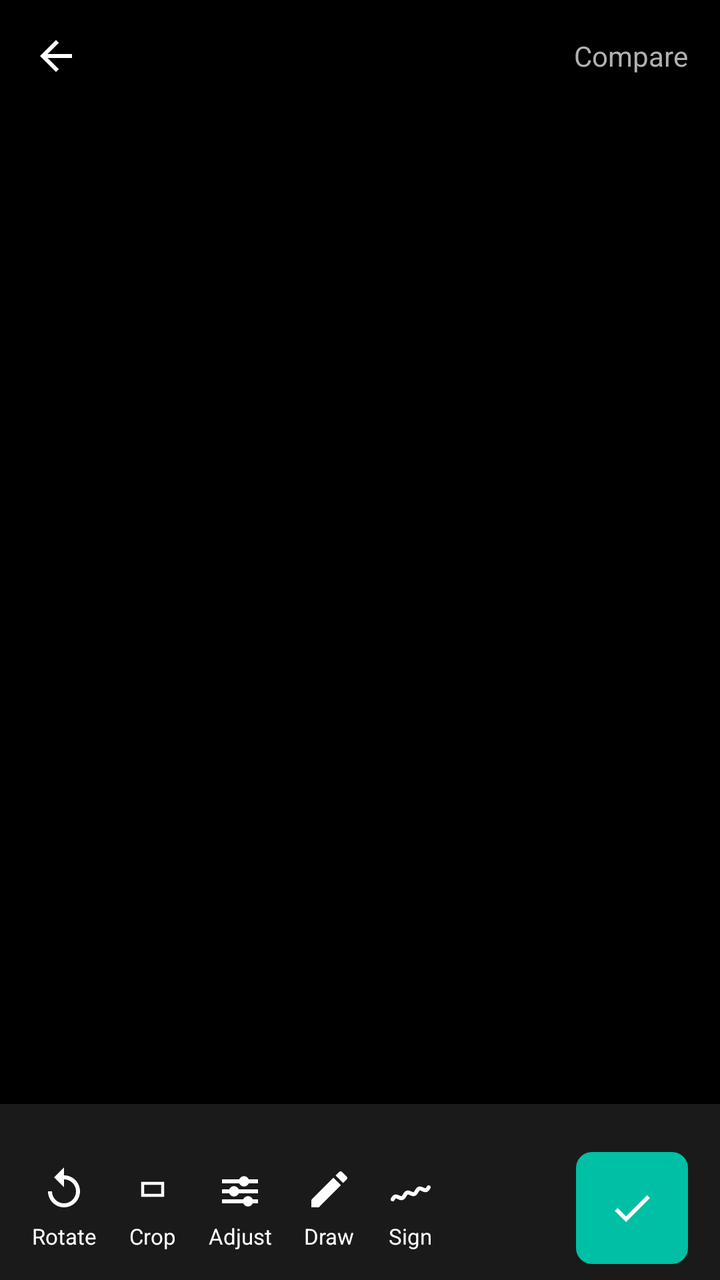
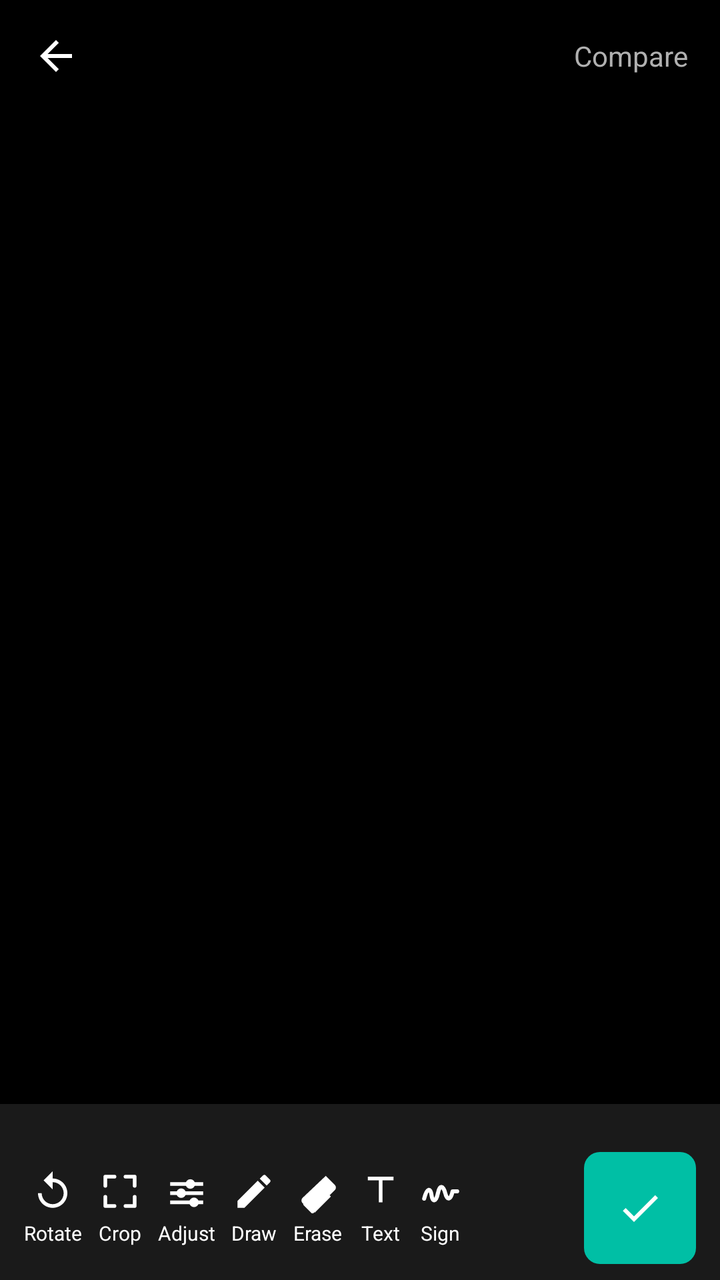

The first picture is an Android layout as it rendered before a commit; the second is the same layout after the commit. The layout source and the unified diff follow.
<!-- AndroidManifest.xml: application theme Theme.Hakunaa -->
<!-- res/layout/activity_enhance.xml -->
<?xml version="1.0" encoding="utf-8"?>
<LinearLayout xmlns:android="http://schemas.android.com/apk/res/android"
    android:layout_width="match_parent"
    android:layout_height="match_parent"
    android:background="#000000"
    android:orientation="vertical">

    
    <LinearLayout
        android:layout_width="match_parent"
        android:layout_height="56dp"
        android:gravity="center_vertical"
        android:orientation="horizontal"
        android:paddingStart="8dp"
        android:paddingEnd="16dp">

        <ImageButton
            android:id="@+id/btnBack"
            android:layout_width="40dp"
            android:layout_height="40dp"
            android:background="@android:color/transparent"
            android:contentDescription="Back"
            android:src="@drawable/ic_arrow_back"
            android:tint="#FFFFFF" />

        <EditText
            android:id="@+id/etDocName"
            android:layout_width="0dp"
            android:layout_height="wrap_content"
            android:layout_marginStart="8dp"
            android:layout_weight="1"
            android:background="@android:color/transparent"
            android:textColor="#FFFFFF"
            android:textSize="18sp" />

        
        <TextView
            android:id="@+id/tvPageIndicator"
            android:layout_width="wrap_content"
            android:layout_height="wrap_content"
            android:layout_marginEnd="12dp"
            android:text=""
            android:textColor="#FFFFFF"
            android:textSize="14sp"
            android:visibility="gone" />

        <TextView
            android:layout_width="wrap_content"
            android:layout_height="wrap_content"
            android:text="Compare"
            android:textColor="#B0B0B0"
            android:textSize="14sp" />
    </LinearLayout>

    
    <FrameLayout
        android:id="@+id/pageFrame"
        android:layout_width="match_parent"
        android:layout_height="0dp"
        android:layout_weight="1"
        android:layout_marginTop="32dp">

        <ImageView
            android:id="@+id/ivPage"
            android:layout_width="match_parent"
            android:layout_height="match_parent"
            android:scaleType="fitCenter" />

        
        <com.hakunaa.app.scanner.DrawView
            android:id="@+id/drawView"
            android:layout_width="match_parent"
            android:layout_height="match_parent"
            android:visibility="gone" />

        
        <ImageView
            android:id="@+id/ivSignature"
            android:layout_width="wrap_content"
            android:layout_height="wrap_content"
            android:visibility="gone" />
    </FrameLayout>

    
    <HorizontalScrollView
        android:layout_width="match_parent"
        android:layout_height="wrap_content"
        android:background="#1A1A1A"
        android:paddingTop="8dp"
        android:paddingBottom="8dp">

        <LinearLayout
            android:id="@+id/filterRow"
            android:layout_width="wrap_content"
            android:layout_height="wrap_content"
            android:orientation="horizontal"
            android:paddingStart="8dp"
            android:paddingEnd="8dp" />
    </HorizontalScrollView>

    
    <LinearLayout
        android:id="@+id/adjustPanel"
        android:layout_width="match_parent"
        android:layout_height="wrap_content"
        android:background="#1A1A1A"
        android:orientation="vertical"
        android:paddingStart="16dp"
        android:paddingEnd="16dp"
        android:paddingTop="4dp"
        android:paddingBottom="8dp"
        android:visibility="gone">

        <LinearLayout
            android:layout_width="match_parent"
            android:layout_height="wrap_content"
            android:gravity="center_vertical"
            android:orientation="horizontal">

            <TextView
                android:layout_width="wrap_content"
                android:layout_height="wrap_content"
                android:text="Adjust"
                android:textColor="#FFFFFF"
                android:textSize="14sp"
                android:textStyle="bold" />

            <View
                android:layout_width="0dp"
                android:layout_height="0dp"
                android:layout_weight="1" />

            <TextView
                android:id="@+id/btnAdjustReset"
                android:layout_width="wrap_content"
                android:layout_height="wrap_content"
                android:padding="8dp"
                android:text="Reset"
                android:textColor="#00BFA5"
                android:textSize="14sp" />

            <TextView
                android:id="@+id/btnAdjustClose"
                android:layout_width="wrap_content"
                android:layout_height="wrap_content"
                android:padding="8dp"
                android:text="✕"
                android:textColor="#B0B0B0"
                android:textSize="14sp" />
        </LinearLayout>

        <LinearLayout
            android:layout_width="match_parent"
            android:layout_height="wrap_content"
            android:gravity="center_vertical"
            android:orientation="horizontal">

            <TextView
                android:layout_width="90dp"
                android:layout_height="wrap_content"
                android:text="Brightness"
                android:textColor="#B0B0B0"
                android:textSize="13sp" />

            <SeekBar
                android:id="@+id/seekBrightness"
                android:layout_width="0dp"
                android:layout_height="wrap_content"
                android:layout_weight="1"
                android:max="200"
                android:progress="100"
                android:progressTint="#00BFA5"
                android:thumbTint="#00BFA5" />

            <TextView
                android:id="@+id/tvBrightnessValue"
                android:layout_width="40dp"
                android:layout_height="wrap_content"
                android:gravity="end"
                android:text="0"
                android:textColor="#FFFFFF"
                android:textSize="13sp" />
        </LinearLayout>

        <LinearLayout
            android:layout_width="match_parent"
            android:layout_height="wrap_content"
            android:gravity="center_vertical"
            android:orientation="horizontal">

            <TextView
                android:layout_width="90dp"
                android:layout_height="wrap_content"
                android:text="Contrast"
                android:textColor="#B0B0B0"
                android:textSize="13sp" />

            <SeekBar
                android:id="@+id/seekContrast"
                android:layout_width="0dp"
                android:layout_height="wrap_content"
                android:layout_weight="1"
                android:max="150"
                android:progress="50"
                android:progressTint="#00BFA5"
                android:thumbTint="#00BFA5" />

            <TextView
                android:id="@+id/tvContrastValue"
                android:layout_width="40dp"
                android:layout_height="wrap_content"
                android:gravity="end"
                android:text="1.00"
                android:textColor="#FFFFFF"
                android:textSize="13sp" />
        </LinearLayout>

        <LinearLayout
            android:layout_width="match_parent"
            android:layout_height="wrap_content"
            android:gravity="center_vertical"
            android:orientation="horizontal">

            <TextView
                android:layout_width="90dp"
                android:layout_height="wrap_content"
                android:text="Sharpness"
                android:textColor="#B0B0B0"
                android:textSize="13sp" />

            <SeekBar
                android:id="@+id/seekSharpness"
                android:layout_width="0dp"
                android:layout_height="wrap_content"
                android:layout_weight="1"
                android:max="100"
                android:progress="40"
                android:progressTint="#00BFA5"
                android:thumbTint="#00BFA5" />

            <TextView
                android:id="@+id/tvSharpnessValue"
                android:layout_width="40dp"
                android:layout_height="wrap_content"
                android:gravity="end"
                android:text="40"
                android:textColor="#FFFFFF"
                android:textSize="13sp" />
        </LinearLayout>
    </LinearLayout>

    
    <LinearLayout
        android:id="@+id/applyAllRow"
        android:layout_width="match_parent"
        android:layout_height="wrap_content"
        android:background="#1A1A1A"
        android:gravity="center_vertical"
        android:orientation="horizontal"
        android:paddingStart="16dp"
        android:paddingEnd="16dp"
        android:paddingTop="4dp"
        android:paddingBottom="8dp"
        android:visibility="gone">

        <CheckBox
            android:id="@+id/cbApplyAll"
            android:layout_width="wrap_content"
            android:layout_height="wrap_content"
            android:button="@drawable/checkbox_apply_all"
            android:text="Apply to all pages"
            android:textColor="#FFFFFF"
            android:textSize="14sp" />

        <TextView
            android:id="@+id/tvApplyAllCount"
            android:layout_width="wrap_content"
            android:layout_height="wrap_content"
            android:layout_marginStart="8dp"
            android:text=""
            android:textColor="#808080"
            android:textSize="13sp" />
    </LinearLayout>

    
    <LinearLayout
        android:id="@+id/drawPanel"
        android:layout_width="match_parent"
        android:layout_height="wrap_content"
        android:background="#1A1A1A"
        android:gravity="center_vertical"
        android:orientation="horizontal"
        android:paddingStart="12dp"
        android:paddingEnd="12dp"
        android:paddingTop="6dp"
        android:paddingBottom="6dp"
        android:visibility="gone">

        <LinearLayout
            android:id="@+id/colorRow"
            android:layout_width="wrap_content"
            android:layout_height="wrap_content"
            android:gravity="center_vertical"
            android:orientation="horizontal" />

        <TextView
            android:id="@+id/btnDrawSize"
            android:layout_width="wrap_content"
            android:layout_height="wrap_content"
            android:layout_marginStart="12dp"
            android:padding="8dp"
            android:text="Size: M"
            android:textColor="#FFFFFF"
            android:textSize="13sp"
            android:textStyle="bold" />

        <TextView
            android:id="@+id/btnDrawUndo"
            android:layout_width="wrap_content"
            android:layout_height="wrap_content"
            android:padding="8dp"
            android:text="Undo"
            android:textColor="#FFFFFF"
            android:textSize="13sp" />

        <TextView
            android:id="@+id/btnDrawClear"
            android:layout_width="wrap_content"
            android:layout_height="wrap_content"
            android:padding="8dp"
            android:text="Clear"
            android:textColor="#FFFFFF"
            android:textSize="13sp" />

        <View
            android:layout_width="0dp"
            android:layout_height="0dp"
            android:layout_weight="1" />

        <TextView
            android:id="@+id/btnDrawDone"
            android:layout_width="wrap_content"
            android:layout_height="wrap_content"
            android:padding="8dp"
            android:text="Done"
            android:textColor="#00BFA5"
            android:textSize="13sp"
            android:textStyle="bold" />
    </LinearLayout>

    
    <LinearLayout
        android:id="@+id/signPanel"
        android:layout_width="match_parent"
        android:layout_height="wrap_content"
        android:background="#1A1A1A"
        android:gravity="center_vertical"
        android:orientation="horizontal"
        android:paddingStart="16dp"
        android:paddingEnd="16dp"
        android:paddingTop="6dp"
        android:paddingBottom="6dp"
        android:visibility="gone">

        <TextView
            android:layout_width="wrap_content"
            android:layout_height="wrap_content"
            android:text="Drag the signature to move it"
            android:textColor="#B0B0B0"
            android:textSize="13sp" />

        <View
            android:layout_width="0dp"
            android:layout_height="0dp"
            android:layout_weight="1" />

        <TextView
            android:id="@+id/btnSignRemove"
            android:layout_width="wrap_content"
            android:layout_height="wrap_content"
            android:padding="8dp"
            android:text="Remove"
            android:textColor="#FFFFFF"
            android:textSize="13sp" />

        <TextView
            android:id="@+id/btnSignDone"
            android:layout_width="wrap_content"
            android:layout_height="wrap_content"
            android:padding="8dp"
            android:text="Done"
            android:textColor="#00BFA5"
            android:textSize="13sp"
            android:textStyle="bold" />
    </LinearLayout>

    
    <LinearLayout
        android:layout_width="match_parent"
        android:layout_height="72dp"
        android:background="#1A1A1A"
        android:gravity="center_vertical"
        android:orientation="horizontal"
        android:paddingStart="16dp"
        android:paddingEnd="16dp">

        
        <LinearLayout
            android:id="@+id/btnRotate"
            android:layout_width="wrap_content"
            android:layout_height="wrap_content"
            android:gravity="center"
            android:orientation="vertical">

            <ImageView
                android:layout_width="24dp"
                android:layout_height="24dp"
                android:src="@drawable/ic_rotate_left"
                android:tint="#FFFFFF" />

            <TextView
                android:layout_width="wrap_content"
                android:layout_height="wrap_content"
                android:layout_marginTop="4dp"
                android:text="Rotate"
                android:textColor="#FFFFFF"
                android:textSize="11sp" />
        </LinearLayout>

        
        <LinearLayout
            android:id="@+id/btnCrop"
            android:layout_width="wrap_content"
            android:layout_height="wrap_content"
            android:layout_marginStart="16dp"
            android:gravity="center"
            android:orientation="vertical">

            <ImageView
                android:layout_width="24dp"
                android:layout_height="24dp"
                android:src="@drawable/ic_crop"
                android:tint="#FFFFFF" />

            <TextView
                android:layout_width="wrap_content"
                android:layout_height="wrap_content"
                android:layout_marginTop="4dp"
                android:text="Crop"
                android:textColor="#FFFFFF"
                android:textSize="11sp" />
        </LinearLayout>

        
        <LinearLayout
            android:id="@+id/btnAdjust"
            android:layout_width="wrap_content"
            android:layout_height="wrap_content"
            android:layout_marginStart="16dp"
            android:gravity="center"
            android:orientation="vertical">

            <ImageView
                android:id="@+id/ivAdjustIcon"
                android:layout_width="24dp"
                android:layout_height="24dp"
                android:src="@drawable/ic_tune"
                android:tint="#FFFFFF" />

            <TextView
                android:id="@+id/tvAdjustLabel"
                android:layout_width="wrap_content"
                android:layout_height="wrap_content"
                android:layout_marginTop="4dp"
                android:text="Adjust"
                android:textColor="#FFFFFF"
                android:textSize="11sp" />
        </LinearLayout>

        
        <LinearLayout
            android:id="@+id/btnDraw"
            android:layout_width="wrap_content"
            android:layout_height="wrap_content"
            android:layout_marginStart="16dp"
            android:gravity="center"
            android:orientation="vertical">

            <ImageView
                android:id="@+id/ivDrawIcon"
                android:layout_width="24dp"
                android:layout_height="24dp"
                android:src="@drawable/ic_markup"
                android:tint="#FFFFFF" />

            <TextView
                android:id="@+id/tvDrawLabel"
                android:layout_width="wrap_content"
                android:layout_height="wrap_content"
                android:layout_marginTop="4dp"
                android:text="Draw"
                android:textColor="#FFFFFF"
                android:textSize="11sp" />
        </LinearLayout>

        
        <LinearLayout
            android:id="@+id/btnSign"
            android:layout_width="wrap_content"
            android:layout_height="wrap_content"
            android:layout_marginStart="16dp"
            android:gravity="center"
            android:orientation="vertical">

            <ImageView
                android:id="@+id/ivSignIcon"
                android:layout_width="24dp"
                android:layout_height="24dp"
                android:src="@drawable/ic_sign"
                android:tint="#FFFFFF" />

            <TextView
                android:id="@+id/tvSignLabel"
                android:layout_width="wrap_content"
                android:layout_height="wrap_content"
                android:layout_marginTop="4dp"
                android:text="Sign"
                android:textColor="#FFFFFF"
                android:textSize="11sp" />
        </LinearLayout>

        <View
            android:layout_width="0dp"
            android:layout_height="0dp"
            android:layout_weight="1" />

        
        <ImageButton
            android:id="@+id/btnSave"
            android:layout_width="56dp"
            android:layout_height="56dp"
            android:background="@drawable/bg_teal_button"
            android:contentDescription="Save"
            android:src="@drawable/ic_check"
            android:tint="#FFFFFF" />
    </LinearLayout>
</LinearLayout>
<!-- resources referenced by this layout -->
<resources>
  <!-- drawable bg_teal_button (drawable) -->
  <?xml version="1.0" encoding="utf-8"?>
  <shape xmlns:android="http://schemas.android.com/apk/res/android"
      android:shape="rectangle">
      <corners android:radius="8dp" />
      <solid android:color="#00BFA5" />
  </shape>
  <!-- drawable checkbox_apply_all (drawable) -->
  <?xml version="1.0" encoding="utf-8"?>
  <selector xmlns:android="http://schemas.android.com/apk/res/android">
      <item android:state_checked="true" android:drawable="@drawable/checkbox_checked" />
      <item android:drawable="@drawable/checkbox_unchecked" />
  </selector>
  <!-- drawable ic_check (drawable) -->
  <?xml version="1.0" encoding="utf-8"?>
  <vector xmlns:android="http://schemas.android.com/apk/res/android"
      android:width="24dp"
      android:height="24dp"
      android:viewportWidth="24"
      android:viewportHeight="24">
      <path
          android:fillColor="#FFFFFF"
          android:pathData="M9,16.17L4.83,12l-1.42,1.41L9,19 21,7l-1.41,-1.41z" />
  </vector>
  <!-- drawable ic_crop (drawable) -->
  <?xml version="1.0" encoding="utf-8"?>
  <vector xmlns:android="http://schemas.android.com/apk/res/android"
      android:width="24dp"
      android:height="24dp"
      android:viewportWidth="24"
      android:viewportHeight="24">
      <path
          android:fillColor="#00000000"
          android:pathData="M3,3 L9,3 L9,5 L5,5 L5,9 L3,9 L3,3 Z
              M15,3 L21,3 L21,9 L19,9 L19,5 L15,5 L15,3 Z
              M3,15 L5,15 L5,19 L9,19 L9,21 L3,21 L3,15 Z
              M19,15 L21,15 L21,21 L15,21 L15,19 L19,19 L19,15 Z" />
      <path
          android:fillColor="#00000000"
          android:strokeColor="#FFFFFF"
          android:strokeWidth="1.5"
          android:pathData="M7,9 L17,9 L17,15 L7,15 Z" />
  </vector>
  <!-- drawable ic_sign (drawable) -->
  <?xml version="1.0" encoding="utf-8"?>
  <vector xmlns:android="http://schemas.android.com/apk/res/android"
      android:width="24dp"
      android:height="24dp"
      android:viewportWidth="24"
      android:viewportHeight="24">
      <path
          android:fillColor="#00000000"
          android:pathData="M3,17C5,13 7,19 9,15C11,11 13,17 15,13C17,9 19,15 21,11"
          android:strokeColor="#FFFFFF"
          android:strokeWidth="2"
          android:strokeLineCap="round" />
  </vector>
  <color name="hakunaa_primary">#0B57D0</color>
  <color name="hakunaa_primary_dark">#0842A0</color>
  <color name="hakunaa_on_primary">#FFFFFF</color>
  <color name="hakunaa_background">#F6F7F9</color>
  <color name="hakunaa_surface">#FFFFFF</color>
  <color name="hakunaa_text">#111827</color>
  <color name="hakunaa_text_secondary">#5B6472</color>
  <!-- unchanged entries left out for length: 7 -->
</resources>

<!-- the commit's change to res/layout/activity_enhance.xml (unified diff, before → after) -->
@@ -58,7 +58,7 @@
         android:layout_width="match_parent"
         android:layout_height="0dp"
         android:layout_weight="1"
-        android:layout_marginTop="32dp">
+        android:layout_marginTop="8dp">
 
         <ImageView
             android:id="@+id/ivPage"
@@ -76,6 +76,13 @@
         
         <ImageView
             android:id="@+id/ivSignature"
+            android:layout_width="wrap_content"
+            android:layout_height="wrap_content"
+            android:visibility="gone" />
+
+        
+        <ImageView
+            android:id="@+id/ivTextOverlay"
             android:layout_width="wrap_content"
             android:layout_height="wrap_content"
             android:visibility="gone" />
@@ -396,13 +403,59 @@
 
     
     <LinearLayout
+        android:id="@+id/textPanel"
+        android:layout_width="match_parent"
+        android:layout_height="wrap_content"
+        android:background="#1A1A1A"
+        android:gravity="center_vertical"
+        android:orientation="horizontal"
+        android:paddingStart="16dp"
+        android:paddingEnd="16dp"
+        android:paddingTop="6dp"
+        android:paddingBottom="6dp"
+        android:visibility="gone">
+
+        <TextView
+            android:layout_width="wrap_content"
+            android:layout_height="wrap_content"
+            android:text="Drag the text to move it"
+            android:textColor="#B0B0B0"
+            android:textSize="13sp" />
+
+        <View
+            android:layout_width="0dp"
+            android:layout_height="0dp"
+            android:layout_weight="1" />
+
+        <TextView
+            android:id="@+id/btnTextRemove"
+            android:layout_width="wrap_content"
+            android:layout_height="wrap_content"
+            android:padding="8dp"
+            android:text="Remove"
+            android:textColor="#FFFFFF"
+            android:textSize="13sp" />
+
+        <TextView
+            android:id="@+id/btnTextDone"
+            android:layout_width="wrap_content"
+            android:layout_height="wrap_content"
+            android:padding="8dp"
+            android:text="Done"
+            android:textColor="#00BFA5"
+            android:textSize="13sp"
+            android:textStyle="bold" />
+    </LinearLayout>
+
+    
+    <LinearLayout
         android:layout_width="match_parent"
         android:layout_height="72dp"
         android:background="#1A1A1A"
         android:gravity="center_vertical"
         android:orientation="horizontal"
-        android:paddingStart="16dp"
-        android:paddingEnd="16dp">
+        android:paddingStart="12dp"
+        android:paddingEnd="12dp">
 
         
         <LinearLayout
@@ -413,18 +466,18 @@
             android:orientation="vertical">
 
             <ImageView
-                android:layout_width="24dp"
-                android:layout_height="24dp"
+                android:layout_width="22dp"
+                android:layout_height="22dp"
                 android:src="@drawable/ic_rotate_left"
                 android:tint="#FFFFFF" />
 
             <TextView
                 android:layout_width="wrap_content"
                 android:layout_height="wrap_content"
-                android:layout_marginTop="4dp"
+                android:layout_marginTop="3dp"
                 android:text="Rotate"
                 android:textColor="#FFFFFF"
-                android:textSize="11sp" />
+                android:textSize="10sp" />
         </LinearLayout>
 
         
@@ -432,23 +485,23 @@
             android:id="@+id/btnCrop"
             android:layout_width="wrap_content"
             android:layout_height="wrap_content"
-            android:layout_marginStart="16dp"
+            android:layout_marginStart="8dp"
             android:gravity="center"
             android:orientation="vertical">
 
             <ImageView
-                android:layout_width="24dp"
-                android:layout_height="24dp"
+                android:layout_width="22dp"
+                android:layout_height="22dp"
                 android:src="@drawable/ic_crop"
                 android:tint="#FFFFFF" />
 
             <TextView
                 android:layout_width="wrap_content"
                 android:layout_height="wrap_content"
-                android:layout_marginTop="4dp"
+                android:layout_marginTop="3dp"
                 android:text="Crop"
                 android:textColor="#FFFFFF"
-                android:textSize="11sp" />
+                android:textSize="10sp" />
         </LinearLayout>
 
         
@@ -456,14 +509,14 @@
             android:id="@+id/btnAdjust"
             android:layout_width="wrap_content"
             android:layout_height="wrap_content"
-            android:layout_marginStart="16dp"
+            android:layout_marginStart="8dp"
             android:gravity="center"
             android:orientation="vertical">
 
             <ImageView
                 android:id="@+id/ivAdjustIcon"
-                android:layout_width="24dp"
-                android:layout_height="24dp"
+                android:layout_width="22dp"
+                android:layout_height="22dp"
                 android:src="@drawable/ic_tune"
                 android:tint="#FFFFFF" />
 
@@ -471,10 +524,10 @@
                 android:id="@+id/tvAdjustLabel"
                 android:layout_width="wrap_content"
                 android:layout_height="wrap_content"
-                android:layout_marginTop="4dp"
+                android:layout_marginTop="3dp"
                 android:text="Adjust"
                 android:textColor="#FFFFFF"
-                android:textSize="11sp" />
+                android:textSize="10sp" />
         </LinearLayout>
 
         
@@ -482,14 +535,14 @@
             android:id="@+id/btnDraw"
             android:layout_width="wrap_content"
             android:layout_height="wrap_content"
-            android:layout_marginStart="16dp"
+            android:layout_marginStart="8dp"
             android:gravity="center"
             android:orientation="vertical">
 
             <ImageView
                 android:id="@+id/ivDrawIcon"
-                android:layout_width="24dp"
-                android:layout_height="24dp"
+                android:layout_width="22dp"
+                android:layout_height="22dp"
                 android:src="@drawable/ic_markup"
                 android:tint="#FFFFFF" />
 
@@ -497,25 +550,77 @@
                 android:id="@+id/tvDrawLabel"
                 android:layout_width="wrap_content"
                 android:layout_height="wrap_content"
-                android:layout_marginTop="4dp"
+                android:layout_marginTop="3dp"
                 android:text="Draw"
                 android:textColor="#FFFFFF"
-                android:textSize="11sp" />
-        </LinearLayout>
-
-        
-        <LinearLayout
-            android:id="@+id/btnSign"
-            android:layout_width="wrap_content"
-            android:layout_height="wrap_content"
-            android:layout_marginStart="16dp"
+                android:textSize="10sp" />
+        </LinearLayout>
+
+        
+        <LinearLayout
+            android:id="@+id/btnErase"
+            android:layout_width="wrap_content"
+            android:layout_height="wrap_content"
+            android:layout_marginStart="8dp"
             android:gravity="center"
             android:orientation="vertical">
 
             <ImageView
+                android:id="@+id/ivEraseIcon"
+                android:layout_width="22dp"
+                android:layout_height="22dp"
+                android:src="@drawable/ic_eraser"
+                android:tint="#FFFFFF" />
+
+            <TextView
+                android:id="@+id/tvEraseLabel"
+                android:layout_width="wrap_content"
+                android:layout_height="wrap_content"
+                android:layout_marginTop="3dp"
+                android:text="Erase"
+                android:textColor="#FFFFFF"
+                android:textSize="10sp" />
+        </LinearLayout>
+
+        
+        <LinearLayout
+            android:id="@+id/btnText"
+            android:layout_width="wrap_content"
+            android:layout_height="wrap_content"
+            android:layout_marginStart="8dp"
+            android:gravity="center"
+            android:orientation="vertical">
+
+            <ImageView
+                android:id="@+id/ivTextIcon"
+                android:layout_width="22dp"
+                android:layout_height="22dp"
+                android:src="@drawable/ic_text"
+                android:tint="#FFFFFF" />
+
+            <TextView
+                android:id="@+id/tvTextLabel"
+                android:layout_width="wrap_content"
+                android:layout_height="wrap_content"
+                android:layout_marginTop="3dp"
+                android:text="Text"
+                android:textColor="#FFFFFF"
+                android:textSize="10sp" />
+        </LinearLayout>
+
+        
+        <LinearLayout
+            android:id="@+id/btnSign"
+            android:layout_width="wrap_content"
+            android:layout_height="wrap_content"
+            android:layout_marginStart="8dp"
+            android:gravity="center"
+            android:orientation="vertical">
+
+            <ImageView
                 android:id="@+id/ivSignIcon"
-                android:layout_width="24dp"
-                android:layout_height="24dp"
+                android:layout_width="22dp"
+                android:layout_height="22dp"
                 android:src="@drawable/ic_sign"
                 android:tint="#FFFFFF" />
 
@@ -523,10 +628,10 @@
                 android:id="@+id/tvSignLabel"
                 android:layout_width="wrap_content"
                 android:layout_height="wrap_content"
-                android:layout_marginTop="4dp"
+                android:layout_marginTop="3dp"
                 android:text="Sign"
                 android:textColor="#FFFFFF"
-                android:textSize="11sp" />
+                android:textSize="10sp" />
         </LinearLayout>
 
         <View
<!-- resource entries referenced after the edit -->
@@ -33,15 +33,30 @@
       android:viewportHeight="24">
       <path
           android:fillColor="#00000000"
-          android:pathData="M3,3 L9,3 L9,5 L5,5 L5,9 L3,9 L3,3 Z
-              M15,3 L21,3 L21,9 L19,9 L19,5 L15,5 L15,3 Z
-              M3,15 L5,15 L5,19 L9,19 L9,21 L3,21 L3,15 Z
-              M19,15 L21,15 L21,21 L15,21 L15,19 L19,19 L19,15 Z" />
+          android:pathData="M4,9 L4,4 L9,4 M15,4 L20,4 L20,9 M20,15 L20,20 L15,20 M9,20 L4,20 L4,15"
+          android:strokeColor="#FFFFFF"
+          android:strokeWidth="2"
+          android:strokeLineCap="round"
+          android:strokeLineJoin="round" />
+  </vector>
+  <!-- drawable ic_eraser (drawable) -->
+  <?xml version="1.0" encoding="utf-8"?>
+  <vector xmlns:android="http://schemas.android.com/apk/res/android"
+      android:width="24dp"
+      android:height="24dp"
+      android:viewportWidth="24"
+      android:viewportHeight="24">
+      <path
+          android:fillColor="#FFFFFF"
+          android:pathData="M16.24,3.56L21.19,8.51c0.78,0.78 0.78,2.05 0,2.84L8.84,23.7L3.56,18.42c-0.78,-0.78 -0.78,-2.05 0,-2.84L16.24,3.56zM7.41,20.83L16.24,12L19.07,14.83L10.24,23.66L7.41,20.83z"
+          android:strokeColor="#00000000"
+          android:strokeWidth="0" />
       <path
           android:fillColor="#00000000"
+          android:pathData="M5,19 L9,23"
           android:strokeColor="#FFFFFF"
-          android:strokeWidth="1.5"
-          android:pathData="M7,9 L17,9 L17,15 L7,15 Z" />
+          android:strokeWidth="2"
+          android:strokeLineCap="round" />
   </vector>
   <!-- drawable ic_sign (drawable) -->
   <?xml version="1.0" encoding="utf-8"?>
@@ -52,10 +67,22 @@
       android:viewportHeight="24">
       <path
           android:fillColor="#00000000"
-          android:pathData="M3,17C5,13 7,19 9,15C11,11 13,17 15,13C17,9 19,15 21,11"
+          android:pathData="M3,16 C4.5,10 6.5,10 7,14 C7.5,18 9.5,18 10.5,13 C11.5,8 13.5,9 14.5,13 C15.5,17 17.5,17 18.5,12 L21,12"
           android:strokeColor="#FFFFFF"
-          android:strokeWidth="2"
-          android:strokeLineCap="round" />
+          android:strokeWidth="2.2"
+          android:strokeLineCap="round"
+          android:strokeLineJoin="round" />
+  </vector>
+  <!-- drawable ic_text (drawable) -->
+  <?xml version="1.0" encoding="utf-8"?>
+  <vector xmlns:android="http://schemas.android.com/apk/res/android"
+      android:width="24dp"
+      android:height="24dp"
+      android:viewportWidth="24"
+      android:viewportHeight="24">
+      <path
+          android:fillColor="#FFFFFF"
+          android:pathData="M5,4h14v2h-6v12h-2V6H5V4z" />
   </vector>
   <color name="hakunaa_primary">#0B57D0</color>
   <color name="hakunaa_primary_dark">#0842A0</color>
